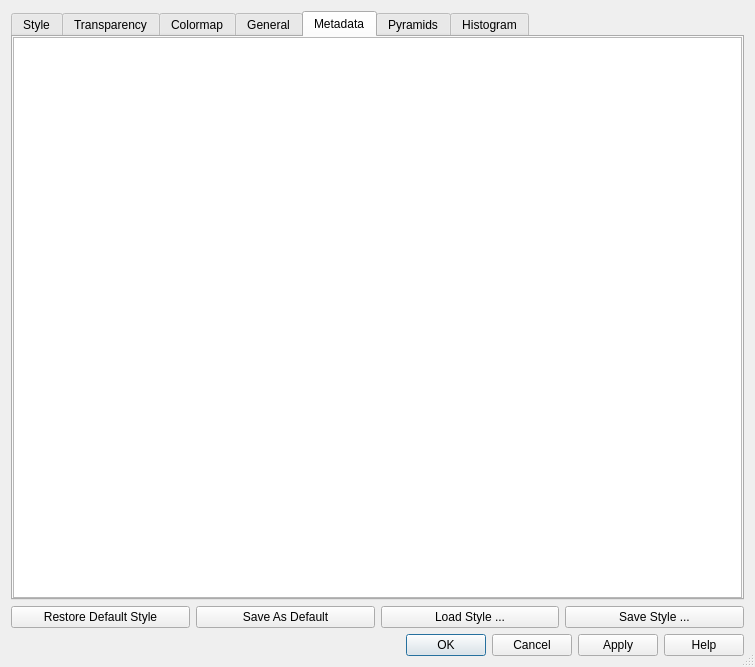
Qt form src/ui/qgsrasterlayerpropertiesbase.ui (qgis/QGIS) before a commit.
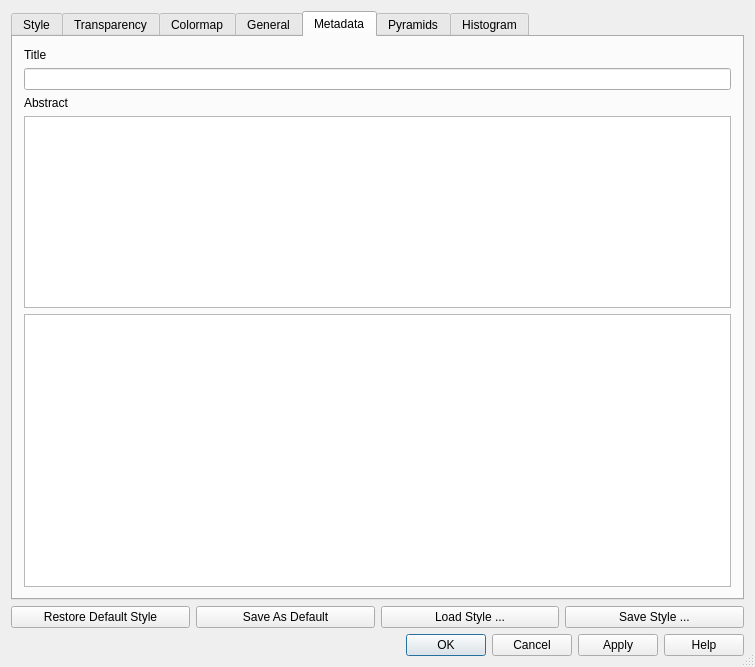
The same form after that commit. The open tabs and pages were chosen to show the change. Icons and pictures are not drawn. Custom widgets are drawn as their Qt base class.

Commit message: [FEATURE]: layer can have abstracts and title (e.g. for the use in WMS server)

Diff of the .ui file:
```diff
--- a/src/ui/qgsrasterlayerpropertiesbase.ui
+++ b/src/ui/qgsrasterlayerpropertiesbase.ui
@@ -1724,11 +1724,35 @@
       <attribute name="title">
        <string>Metadata</string>
       </attribute>
-      <layout class="QGridLayout">
-       <property name="margin">
-        <number>0</number>
-       </property>
+      <layout class="QGridLayout" name="gridLayout_6">
        <item row="0" column="0">
+        <widget class="QLabel" name="mLayerTitleLabel">
+         <property name="text">
+          <string>Title</string>
+         </property>
+        </widget>
+       </item>
+       <item row="1" column="0">
+        <widget class="QLineEdit" name="mLayerTitleLineEdit"/>
+       </item>
+       <item row="2" column="0">
+        <widget class="QLabel" name="mLayerAbstractLabel">
+         <property name="text">
+          <string>Abstract</string>
+         </property>
+        </widget>
+       </item>
+       <item row="3" column="0">
+        <widget class="QTextEdit" name="mLayerAbstractTextEdit">
+         <property name="sizePolicy">
+          <sizepolicy hsizetype="Expanding" vsizetype="Minimum">
+           <horstretch>0</horstretch>
+           <verstretch>0</verstretch>
+          </sizepolicy>
+         </property>
+        </widget>
+       </item>
+       <item row="4" column="0">
         <widget class="QTextBrowser" name="txtbMetadata"/>
        </item>
       </layout>
```
Left out of the diff: 25 changed lines with no effect on the pictures. The commit also changes 5 other files.
